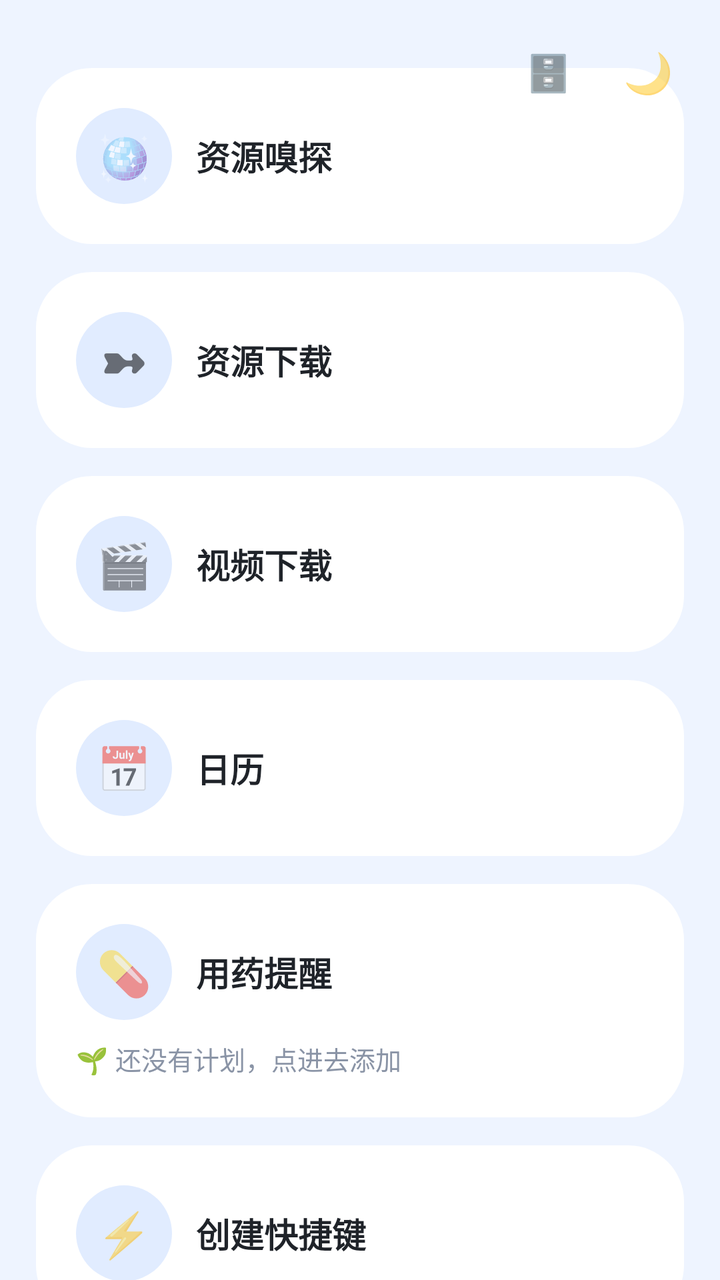
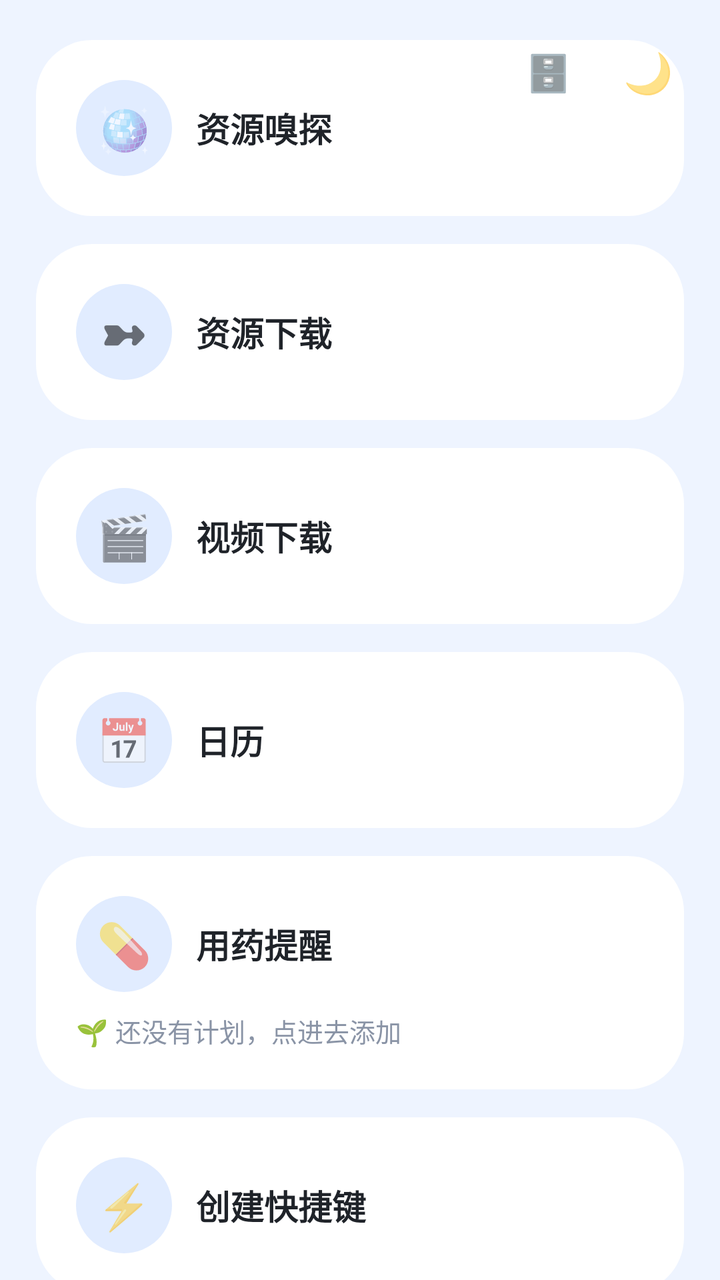

An Android layout rendered at two revisions. The XML below is the earlier revision; the diff shows what the commit changed to produce the second picture.
<!-- AndroidManifest.xml: application theme AppTheme -->
<!-- res/layout/activity_toolbox.xml -->
<?xml version="1.0" encoding="utf-8"?>
<FrameLayout xmlns:android="http://schemas.android.com/apk/res/android"
    android:id="@+id/toolRoot"
    android:layout_width="match_parent" android:layout_height="match_parent">

    <TextView android:id="@+id/lanToggle"
        android:layout_width="44dp" android:layout_height="44dp"
        android:layout_gravity="top|right" android:layout_marginTop="14dp" android:layout_marginRight="64dp"
        android:gravity="center" android:elevation="6dp"
        android:text="🗄️" android:textSize="18sp"/>

    <TextView android:id="@+id/themeToggle"
        android:layout_width="44dp" android:layout_height="44dp"
        android:layout_gravity="top|right" android:layout_margin="14dp"
        android:gravity="center" android:elevation="6dp"
        android:text="🌙" android:textSize="20sp"/>

    <LinearLayout android:id="@+id/toolColumn"
        android:layout_width="match_parent" android:layout_height="match_parent"
        android:orientation="vertical">

        <ScrollView
            android:layout_width="match_parent" android:layout_height="match_parent"
            android:fillViewport="true" android:scrollbars="none">

            <LinearLayout
                android:layout_width="match_parent" android:layout_height="wrap_content"
                android:orientation="vertical"
                android:paddingLeft="18dp" android:paddingRight="18dp"
                android:paddingTop="34dp" android:paddingBottom="150dp">

                <LinearLayout android:tag="card" android:id="@+id/cardPlayer"
                    android:layout_width="match_parent" android:layout_height="wrap_content"
                    android:background="@drawable/bg_card_md3" android:orientation="vertical"
                    android:padding="20dp">
                    <LinearLayout
                        android:layout_width="match_parent" android:layout_height="wrap_content"
                        android:orientation="horizontal" android:gravity="center_vertical">
                        <TextView
                            android:layout_width="48dp" android:layout_height="48dp"
                            android:background="@drawable/bg_btn_md3"
                            android:text="🪩" android:textSize="22sp" android:gravity="center"/>
                        <TextView
                            android:layout_width="0dp" android:layout_height="wrap_content"
                            android:layout_weight="1" android:layout_marginLeft="12dp"
                            android:text="资源嗅探" android:textSize="17sp"
                            android:textStyle="bold" android:tag="title" android:textColor="@color/textMain"/>
                    </LinearLayout>
                </LinearLayout>

                <LinearLayout android:tag="card" android:id="@+id/cardDownload"
                    android:layout_width="match_parent" android:layout_height="wrap_content"
                    android:layout_marginTop="14dp"
                    android:background="@drawable/bg_card_md3" android:orientation="vertical"
                    android:padding="20dp">
                    <LinearLayout
                        android:layout_width="match_parent" android:layout_height="wrap_content"
                        android:orientation="horizontal" android:gravity="center_vertical">
                        <TextView
                            android:layout_width="48dp" android:layout_height="48dp"
                            android:background="@drawable/bg_btn_md3"
                            android:text="➼" android:textSize="22sp" android:gravity="center"/>
                        <TextView
                            android:layout_width="0dp" android:layout_height="wrap_content"
                            android:layout_weight="1" android:layout_marginLeft="12dp"
                            android:text="资源下载" android:textSize="17sp"
                            android:textStyle="bold" android:tag="title" android:textColor="@color/textMain"/>
                    </LinearLayout>
                </LinearLayout>

                <LinearLayout android:tag="card" android:id="@+id/cardVideoDl"
                    android:layout_width="match_parent" android:layout_height="wrap_content"
                    android:layout_marginTop="14dp"
                    android:background="@drawable/bg_card_md3" android:orientation="vertical"
                    android:padding="20dp">
                    <LinearLayout
                        android:layout_width="match_parent" android:layout_height="wrap_content"
                        android:orientation="horizontal" android:gravity="center_vertical">
                        <TextView
                            android:layout_width="48dp" android:layout_height="48dp"
                            android:background="@drawable/bg_btn_md3"
                            android:text="🎬" android:textSize="22sp" android:gravity="center"/>
                        <TextView
                            android:layout_width="0dp" android:layout_height="wrap_content"
                            android:layout_weight="1" android:layout_marginLeft="12dp"
                            android:text="视频下载" android:textSize="17sp"
                            android:textStyle="bold" android:tag="title" android:textColor="@color/textMain"/>
                    </LinearLayout>
                </LinearLayout>

                <LinearLayout android:tag="card" android:id="@+id/calendarCard"
                    android:layout_width="match_parent" android:layout_height="wrap_content"
                    android:layout_marginTop="14dp"
                    android:background="@drawable/bg_card_md3" android:orientation="vertical"
                    android:padding="20dp">
                    <LinearLayout
                        android:layout_width="match_parent" android:layout_height="wrap_content"
                        android:orientation="horizontal" android:gravity="center_vertical">
                        <TextView
                            android:layout_width="48dp" android:layout_height="48dp"
                            android:background="@drawable/bg_btn_md3"
                            android:text="📅" android:textSize="22sp" android:gravity="center"/>
                        <TextView
                            android:layout_width="0dp" android:layout_height="wrap_content"
                            android:layout_weight="1" android:layout_marginLeft="12dp"
                            android:text="日历" android:textSize="17sp"
                            android:textStyle="bold" android:tag="title" android:textColor="@color/textMain"/>
                    </LinearLayout>
                </LinearLayout>

                <LinearLayout android:tag="card" android:id="@+id/cardMed"
                    android:layout_width="match_parent" android:layout_height="wrap_content"
                    android:layout_marginTop="14dp"
                    android:background="@drawable/bg_card_md3" android:orientation="vertical"
                    android:padding="20dp">
                    <LinearLayout
                        android:layout_width="match_parent" android:layout_height="wrap_content"
                        android:orientation="horizontal" android:gravity="center_vertical">
                        <TextView
                            android:layout_width="48dp" android:layout_height="48dp"
                            android:background="@drawable/bg_btn_md3"
                            android:text="💊" android:textSize="22sp" android:gravity="center"/>
                        <TextView
                            android:layout_width="0dp" android:layout_height="wrap_content"
                            android:layout_weight="1" android:layout_marginLeft="12dp"
                            android:text="用药提醒" android:textSize="17sp"
                            android:textStyle="bold" android:tag="title" android:textColor="@color/textMain"/>
                    </LinearLayout>
                    <TextView
                        android:id="@+id/medStatus"
                        android:layout_width="match_parent" android:layout_height="wrap_content"
                        android:layout_marginTop="10dp" android:tag="sub"
                        android:text="🌱 还没有计划，点进去添加" android:textSize="13sp"
                        android:textColor="#8A94A6"/>
                </LinearLayout>

                <LinearLayout android:tag="card" android:id="@+id/cardShortcut"
                    android:layout_width="match_parent" android:layout_height="wrap_content"
                    android:layout_marginTop="14dp"
                    android:background="@drawable/bg_card_md3" android:orientation="vertical"
                    android:padding="20dp">
                    <LinearLayout
                        android:layout_width="match_parent" android:layout_height="wrap_content"
                        android:orientation="horizontal" android:gravity="center_vertical">
                        <TextView
                            android:layout_width="48dp" android:layout_height="48dp"
                            android:background="@drawable/bg_btn_md3"
                            android:text="⚡" android:textSize="22sp" android:gravity="center"/>
                        <TextView
                            android:layout_width="0dp" android:layout_height="wrap_content"
                            android:layout_weight="1" android:layout_marginLeft="12dp"
                            android:text="创建快捷键" android:textSize="17sp"
                            android:textStyle="bold" android:tag="title" android:textColor="@color/textMain"/>
                    </LinearLayout>
                </LinearLayout>

            </LinearLayout>
        </ScrollView>
    </LinearLayout>
</FrameLayout>
<!-- resources referenced by this layout -->
<resources>
  <color name="textMain">#1F2329</color>
  <!-- drawable bg_btn_md3 (drawable) -->
  <?xml version="1.0" encoding="utf-8"?>
  <shape xmlns:android="http://schemas.android.com/apk/res/android">
      <solid android:color="#E1ECFF"/>
      <corners android:radius="24dp"/>
  </shape>
  <!-- drawable bg_card_md3 (drawable) -->
  <?xml version="1.0" encoding="utf-8"?>
  <ripple xmlns:android="http://schemas.android.com/apk/res/android"
      android:color="#224C7DFF">
      <item>
          <shape>
              <solid android:color="#FFFFFF"/>
              <corners android:radius="28dp"/>
          </shape>
      </item>
  </ripple>
  <style name="AppTheme" parent="Theme.MaterialComponents.DayNight.NoActionBar">
          <item name="android:windowFullscreen">true</item>
          <item name="android:windowNoTitle">true</item>
          <item name="android:windowTranslucentNavigation">true</item>
          <item name="android:windowBackground">@color/bg</item>
          <item name="android:colorAccent">@color/blue2</item>
          <item name="colorPrimary">@color/blue2</item>
          <item name="colorSecondary">@color/blue2</item>
          <item name="android:colorControlHighlight">#22315CDE</item>
      </style>
  <color name="bg">#EEF4FF</color>
  <color name="blue2">#1677FF</color>
</resources>

<!-- the commit's change to res/layout/activity_toolbox.xml (unified diff, before → after) -->
@@ -27,7 +27,7 @@
                 android:layout_width="match_parent" android:layout_height="wrap_content"
                 android:orientation="vertical"
                 android:paddingLeft="18dp" android:paddingRight="18dp"
-                android:paddingTop="34dp" android:paddingBottom="150dp">
+                android:paddingTop="20dp" android:paddingBottom="150dp">
 
                 <LinearLayout android:tag="card" android:id="@+id/cardPlayer"
                     android:layout_width="match_parent" android:layout_height="wrap_content"
